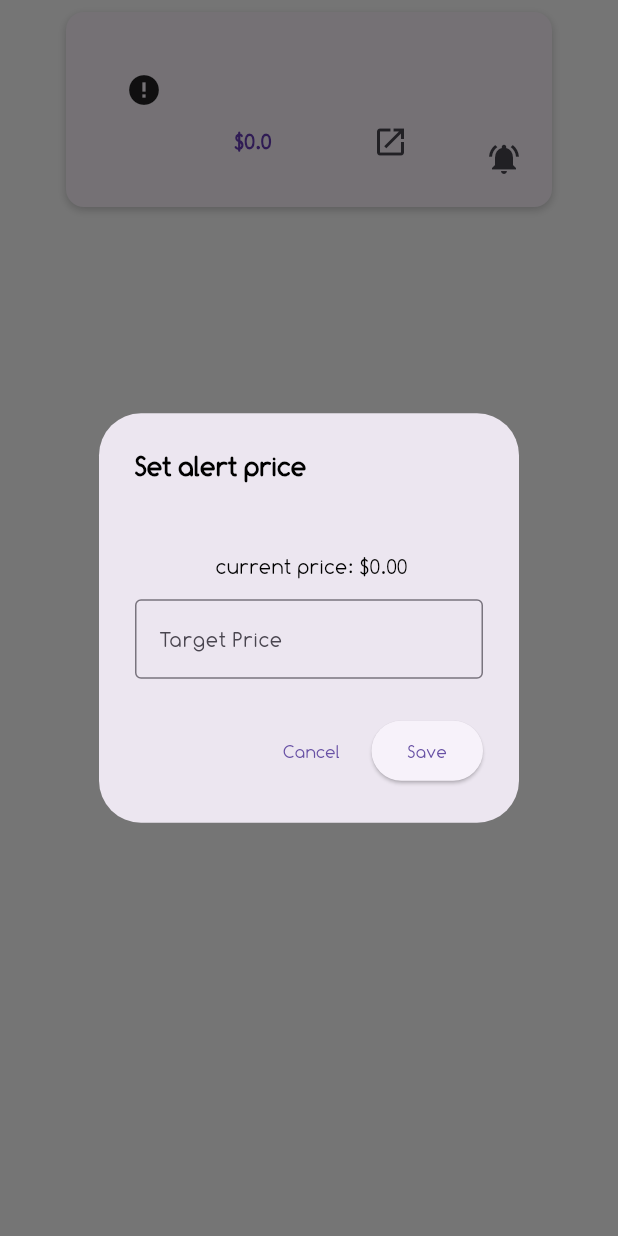
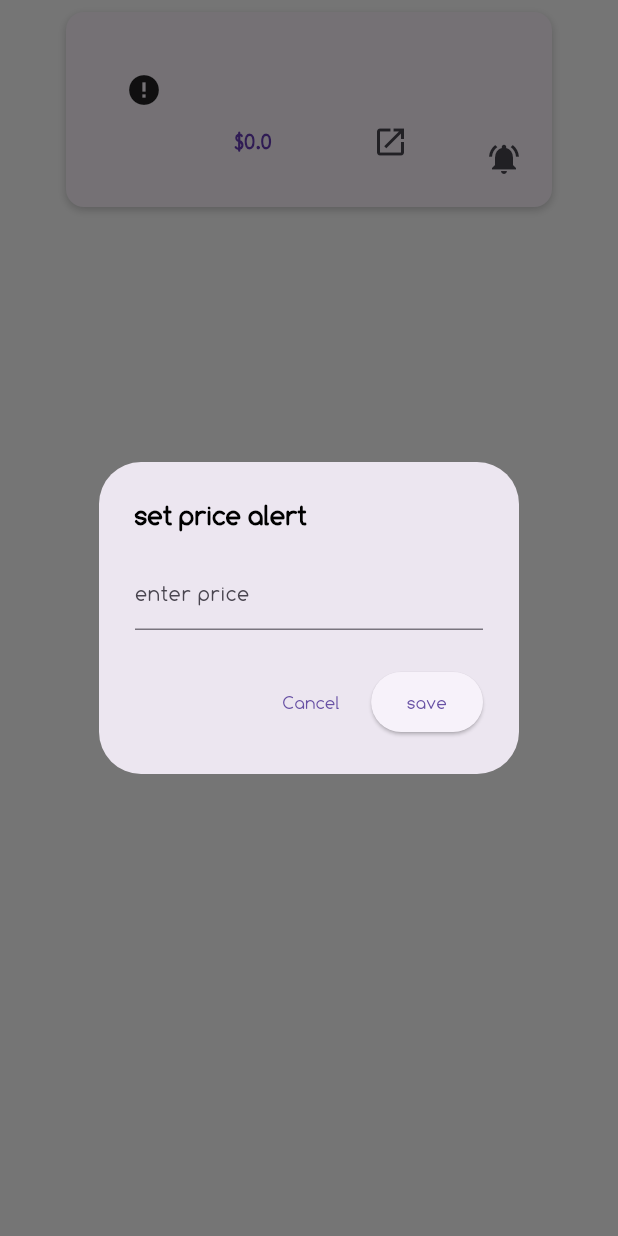
Before and after one commit to Abdualsslam/SmartProductTracker, a Flutter app: the ProductCard widget shown alone on an empty page, opened directly with empty values, after a tap on the "notifications active" icon, on a phone screen of 412 x 824 dp. Run offline on Flutter 3.47's test engine with Material 3 defaults, Android fonts, the phone set to English and light mode, and no system bars; our stand-ins replace cloud_firestore, dartz, dio, equatable, firebase_auth, firebase_core and 6 more; missing offline and left inert: data_connection_checker_tv, flutter_notie; accounts and stored records are empty; network calls fail.

Commit message:
enhance user experience with improved error handling.

```diff
--- a/lib/app/routes.dart
+++ b/lib/app/routes.dart
@@ -6,6 +6,7 @@ import 'package:smart_product_tracker/featuers/auth/presentation/auth_cubit/cubi
 import 'package:smart_product_tracker/featuers/auth/presentation/views/forgot_password_view.dart';
 import 'package:smart_product_tracker/featuers/auth/presentation/views/sign_in_view.dart';
 import 'package:smart_product_tracker/featuers/auth/presentation/views/sign_up_view.dart';
+import 'package:smart_product_tracker/featuers/home/Presentation/cubit/home_cubit.dart';
 import 'package:smart_product_tracker/featuers/home/Presentation/home_view.dart';
 import 'package:smart_product_tracker/featuers/splash/Presentation/splash_view.dart';
 
@@ -13,7 +14,17 @@ final GoRouter router = GoRouter(
   routes: [
     GoRoute(path: '/', builder: (context, state) => const SplashView()),
     // GoRoute(path: '/home', builder: (context, state) => HomeView()),
-    GoRoute(path: '/home', builder: (context, state) => BlocProvider(create: (context) => sl<AlertCubit>(), child: const HomeView())),
+    GoRoute(
+      path: '/home',
+      builder:
+          (context, state) => MultiBlocProvider(
+            providers: [
+              BlocProvider(create: (_) => sl<HomeCubit>()),
+              BlocProvider(create: (_) => AlertCubit(addAlert: sl(), deleteAlert: sl(), getAllAlerts: sl())),
+            ],
+            child: const HomeView(),
+          ),
+    ),
 
     GoRoute(path: "/signUp", builder: (context, state) => BlocProvider(create: (context) => AuthCubit(), child: const SignUpView())),
     GoRoute(path: "/signIn", builder: (context, state) => BlocProvider(create: (context) => AuthCubit(), child: const SignInView())),
--- a/lib/featuers/alerts/presentation/widgets/price_alert_dialog.dart
+++ b/lib/featuers/alerts/presentation/widgets/price_alert_dialog.dart
@@ -1,58 +1,35 @@
 import 'package:flutter/material.dart';
-import 'package:flutter_bloc/flutter_bloc.dart';
-import 'package:smart_product_tracker/featuers/alerts/domain/entities/alert_entity.dart';
-import 'package:smart_product_tracker/featuers/alerts/presentation/cubit/alert_cubit.dart';
+import 'package:flutter_notie/flutter_notie.dart';
 
-Future<void> showPriceAlertDialog({
-  required BuildContext context,
-  required String productId,
-  required String productName,
-  required double currentPrice,
-  required Function(double targetPrice) onSave,
-}) async {
-  final TextEditingController _priceController = TextEditingController();
+Future<double?> showPriceAlertDialog(BuildContext context, String productId) {
+  final _priceController = TextEditingController();
 
-  await showDialog(
+  return showDialog<double>(
     context: context,
-    builder: (context) {
-      return AlertDialog(
-        title: Text('Set alert price'),
-        content: Column(
-          mainAxisSize: MainAxisSize.min,
-          children: [
-            Text(productName, style: const TextStyle(fontWeight: FontWeight.bold)),
-            const SizedBox(height: 8),
-            Text(' current price: \$${currentPrice.toStringAsFixed(2)}'),
-            const SizedBox(height: 12),
-            TextField(
+    builder:
+        (context) => AlertDialog(
+          title: const Text('set price alert'),
+          content: TextField(
             controller: _priceController,
-              keyboardType: TextInputType.numberWithOptions(decimal: true),
-              decoration: const InputDecoration(labelText: 'Target Price', hintText: 'like: 500.00', border: OutlineInputBorder()),
-            ),
-          ],
+            keyboardType: TextInputType.number,
+            decoration: const InputDecoration(hintText: 'enter price'),
           ),
           actions: [
             TextButton(child: const Text('Cancel'), onPressed: () => Navigator.of(context).pop()),
             ElevatedButton(
-            child: const Text('Save'),
+              child: const Text('save'),
               onPressed: () {
                 final input = _priceController.text;
                 final price = double.tryParse(input);
+
                 if (price != null) {
-                /// ✅ استدعاء Cubit هنا
-                final alert = PriceAlert(productId: productId, targetPrice: price);
-
-                context.read<AlertCubit>().addAlert(alert);
-
-                onSave(price); // لو كنت لا تزال تستخدمها في مكان ما
-                Navigator.of(context).pop();
+                  Navigator.of(context).pop(price); // ✅ رجع السعر فقط
                 } else {
-                ScaffoldMessenger.of(context).showSnackBar(const SnackBar(content: Text('يرجى إدخال سعر صالح')));
+                  FlutterNotie.error(context, message: 'plz enter a valid price');
                 }
               },
             ),
           ],
-      );
-    },
+        ),
   );
 }
--- a/lib/featuers/home/Presentation/widgets/product_card.dart
+++ b/lib/featuers/home/Presentation/widgets/product_card.dart
@@ -1,5 +1,9 @@
 import 'package:cached_network_image/cached_network_image.dart';
 import 'package:flutter/material.dart';
+import 'package:flutter_bloc/flutter_bloc.dart';
+import 'package:smart_product_tracker/core/services/service_locator.dart';
+import 'package:smart_product_tracker/featuers/alerts/domain/entities/alert_entity.dart';
+import 'package:smart_product_tracker/featuers/alerts/presentation/cubit/alert_cubit.dart';
 import 'package:smart_product_tracker/featuers/alerts/presentation/widgets/price_alert_dialog.dart';
 import 'package:smart_product_tracker/featuers/home/domain/entities/product_entity.dart';
 
@@ -10,7 +14,9 @@ class ProductCard extends StatelessWidget {
 
   @override
   Widget build(BuildContext context) {
-    return Container(
+    return BlocProvider(
+      create: (context) => AlertCubit(addAlert: sl(), deleteAlert: sl(), getAllAlerts: sl()),
+      child: Container(
         height: 130,
         margin: const EdgeInsets.symmetric(vertical: 8, horizontal: 44),
         decoration: BoxDecoration(
@@ -78,21 +84,18 @@ class ProductCard extends StatelessWidget {
                 bottom: 0,
                 child: IconButton(
                   icon: Icon(Icons.notifications_active),
-                onPressed: () {
-                  showPriceAlertDialog(
-                    context: context,
-                    productId: product.id,
-                    productName: product.title,
-                    currentPrice: product.discountPrice,
-                    onSave: (targetPrice) {
-                      // هنا تحفظ التنبيه للمستخدم
-                      // saveAlertForUser(product.id, targetPrice);
-                    },
-                  );
+                  onPressed: () async {
+                    final price = await showPriceAlertDialog(context, product.id);
+                    if (price != null) {
+                      // Add the alert to the database
+                      final alert = PriceAlert(productId: product.id, targetPrice: price);
+                      context.read<AlertCubit>().addAlert(alert);
+                    }
                   },
                 ),
               ),
             ],
+          ),
         ),
       ),
     );
```
Also changed, not shown: lib/featuers/auth/presentation/auth_cubit/cubit/auth_cubit.dart (+20 -2 lines), lib/main.dart (+7 -0 lines). Lines whose indentation alone changed are shown as unchanged.
